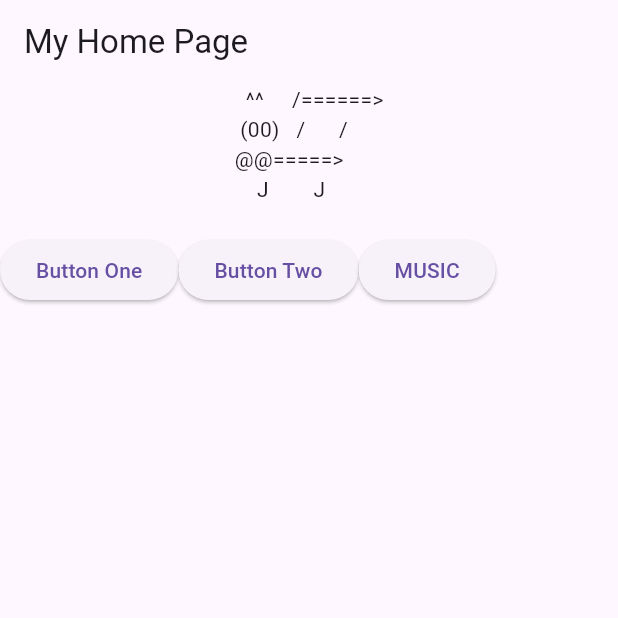
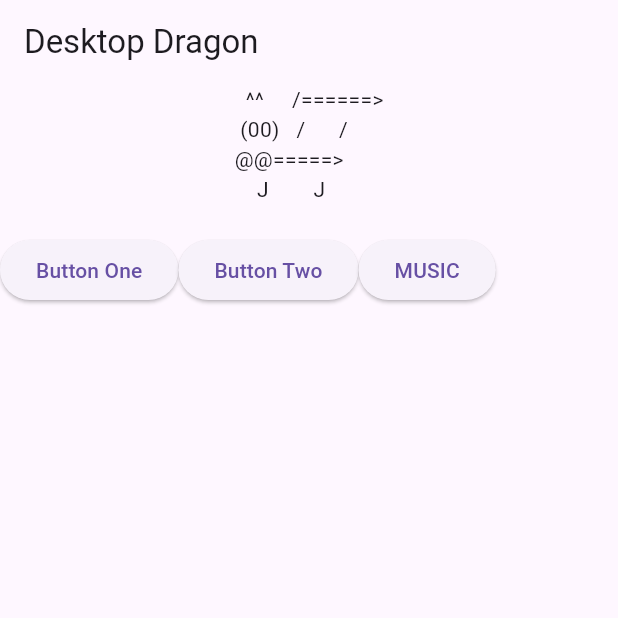
Before and after one commit to TheShadowOfHassen/Desktop-Dragon, a Flutter app: the screen it shows after launch, on a phone screen of 412 x 824 dp, the top half of it. Run offline on Flutter 3.47's test engine with Material 3 defaults, Android fonts, the light colour scheme and no system bars.

Commit message:
fix app name

```diff
--- a/lib/main.dart
+++ b/lib/main.dart
@@ -23,7 +23,7 @@
     return MaterialApp(
       // Root widget
       home: Scaffold(
-        appBar: AppBar(title: const Text('My Home Page')),
+        appBar: AppBar(title: const Text('Desktop Dragon')),
         body: Center(
           child: Builder(
             builder: (context) {
```
Also changed, not shown: 2 other files.
